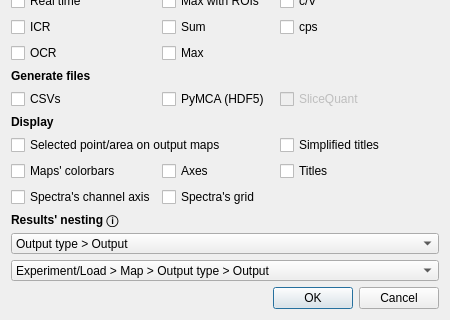
Above: analyse.ui from pfilipl/PolyX-XRF-Data-Analyser before the change; both pictures show x 0 to 450 and y 250 to 570 of the 450 by 570 pixel window. Below: the same form after it.
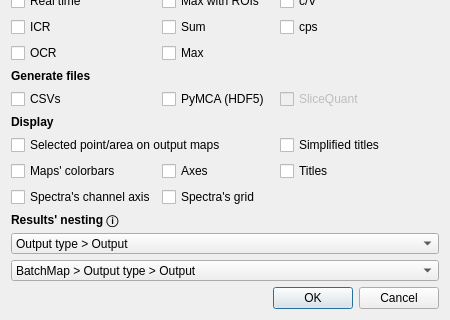
That is the form after the change.

Commit message: Batch results in maps folders

Patch:
```diff
--- a/analyse.ui
+++ b/analyse.ui
@@ -271,6 +271,9 @@
        </item>
        <item>
         <widget class="QComboBox" name="comboBox_Batch">
+         <property name="currentIndex">
+          <number>3</number>
+         </property>
          <item>
           <property name="text">
            <string>Experiment/Load &gt; Map &gt; Output type &gt; Output</string>
@@ -286,6 +289,11 @@
            <string>Map &gt; Output type &gt; Output</string>
           </property>
          </item>
+         <item>
+          <property name="text">
+           <string>BatchMap &gt; Output type &gt; Output</string>
+          </property>
+         </item>
          <item>
           <property name="text">
            <string>Map &gt; Output</string>
```
The commit also changes 7 other files.
